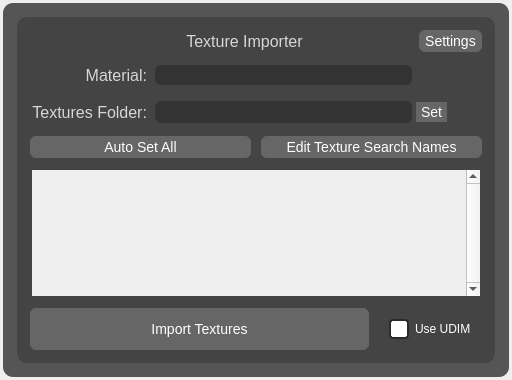
The window that QtDesigner/textureImporter.ui (AnthonyCuse/QuickMaterials) describes before a commit, drawn with Qt 5.
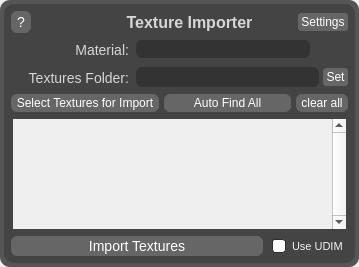
The same window after the commit. Icons and pictures are not drawn.

Diff of the .ui file:
```diff
--- a/QtDesigner/textureImporter.ui
+++ b/QtDesigner/textureImporter.ui
@@ -6,17 +6,14 @@
    <rect>
     <x>0</x>
     <y>0</y>
-    <width>512</width>
-    <height>380</height>
+    <width>359</width>
+    <height>267</height>
    </rect>
   </property>
   <property name="windowTitle">
    <string>Form</string>
   </property>
-  <layout class="QVBoxLayout" name="verticalLayout_2">
-   <property name="spacing">
-    <number>0</number>
-   </property>
+  <layout class="QGridLayout" name="gridLayout">
    <property name="leftMargin">
     <number>0</number>
    </property>
@@ -29,7 +26,10 @@
    <property name="bottomMargin">
     <number>0</number>
    </property>
-   <item>
+   <property name="spacing">
+    <number>0</number>
+   </property>
+   <item row="0" column="0">
     <widget class="QFrame" name="mainUIFrame">
      <property name="sizePolicy">
       <sizepolicy hsizetype="Expanding" vsizetype="MinimumExpanding">
@@ -57,8 +57,8 @@
     /* border-style: solid;  /* Border style can be solid, dashed, dotted, etc. */ 
 
     /* Padding and Margin */
-    padding:3px;  /* Inner space between the frame content and its border */ 
-    margin: 3px;  /* Outer space around the frame */ 
+    padding:0px;  /* Inner space between the frame content and its border */ 
+    margin: 0px;  /* Outer space around the frame */ 
     border-radius: 10px;  /* Rounded corners */
     
     /* Font */
@@ -86,7 +86,22 @@
 }
 </string>
      </property>
-     <layout class="QVBoxLayout" name="verticalLayout_3">
+     <layout class="QVBoxLayout" name="verticalLayout_2">
+      <property name="spacing">
+       <number>1</number>
+      </property>
+      <property name="leftMargin">
+       <number>2</number>
+      </property>
+      <property name="topMargin">
+       <number>2</number>
+      </property>
+      <property name="rightMargin">
+       <number>2</number>
+      </property>
+      <property name="bottomMargin">
+       <number>2</number>
+      </property>
       <item>
        <widget class="QFrame" name="textureImporterFrame">
         <property name="sizePolicy">
@@ -145,8 +160,62 @@
          <enum>QFrame::Raised</enum>
         </property>
         <layout class="QVBoxLayout" name="verticalLayout">
+         <property name="spacing">
+          <number>1</number>
+         </property>
+         <property name="leftMargin">
+          <number>3</number>
+         </property>
+         <property name="topMargin">
+          <number>3</number>
+         </property>
+         <property name="rightMargin">
+          <number>3</number>
+         </property>
+         <property name="bottomMargin">
+          <number>3</number>
+         </property>
          <item>
           <layout class="QHBoxLayout" name="horizontalLayout">
+           <item>
+            <widget class="QPushButton" name="textureImporterHowToUse">
+             <property name="sizePolicy">
+              <sizepolicy hsizetype="Fixed" vsizetype="Fixed">
+               <horstretch>0</horstretch>
+               <verstretch>0</verstretch>
+              </sizepolicy>
+             </property>
+             <property name="styleSheet">
+              <string notr="true">QPushButton {
+    font-family: 'Segoe UI';  /* Sets the font to Segoe UI */
+    font-size: 14px;  /* Adjust the font size as needed */
+    color: #ffffff;  /* White text color */
+    background-color: #666666;  /* Dark background color */
+    border: 2px solid #444444;  /* Optional border with dark grey color */
+    border-radius: 8px;  /* Rounded corners */
+    padding: 1px 6px;  /* Padding around the text */
+	height: 20px
+}
+
+QPushButton:hover {
+    background-color: #888888;  /* Slightly lighter background on hover */
+}
+
+QPushButton:pressed {
+    background-color: #1a1a1a;  /* Darker background when pressed */
+}
+QPushButton:disabled {
+    color: #cccccc;  /* Light grey text color to indicate disabled */
+    border: 1px solid #555555;  /* Optional border with dark grey color */
+    background-color: #4a4a4a;  /* Lighter grey background color for disabled state */
+    color: #666666;  /* White text color */
+}</string>
+             </property>
+             <property name="text">
+              <string>?</string>
+             </property>
+            </widget>
+           </item>
            <item>
             <spacer name="horizontalSpacer">
              <property name="orientation">
@@ -169,12 +238,15 @@
               <font>
                <family>Segoe UI</family>
                <pointsize>-1</pointsize>
+               <weight>75</weight>
+               <bold>true</bold>
               </font>
              </property>
              <property name="styleSheet">
               <string notr="true">QLabel {
     font-family: 'Segoe UI';  /* Sets the font to Segoe UI */
     font-size: 16px;  /* Adjust the font size as needed */
+    font-weight: bold;  /* Makes the text bold */
     color: #d6d6d6;  /* White text color */
     /*background-color: #555555;  /* Dark background color */
     border: 0px solid #555555;  /* Optional border with dark grey color */
@@ -215,13 +287,13 @@
              <property name="styleSheet">
               <string notr="true">QPushButton {
     font-family: 'Segoe UI';  /* Sets the font to Segoe UI */
-    font-size: 14px;  /* Adjust the font size as needed */
+    font-size: 12px;  /* Adjust the font size as needed */
     color: #ffffff;  /* White text color */
     background-color: #666666;  /* Dark background color */
     border: 2px solid #444444;  /* Optional border with dark grey color */
-    border-radius: 8px;  /* Rounded corners */
-    padding: 1px 6px;  /* Padding around the text */
-	height: 20px
+    border-radius: 5px;  /* Rounded corners */
+    padding: 2px 3px;  /* Padding around the text */
+
 }
 
 QPushButton:hover {
@@ -279,7 +351,7 @@
              <property name="styleSheet">
               <string notr="true">QLabel {
     font-family: 'Segoe UI';  /* Sets the font to Segoe UI */
-    font-size: 16px;  /* Adjust the font size as needed */
+    font-size: 14px;  /* Adjust the font size as needed */
     color: #d6d6d6;  /* White text color */
     /*background-color: #555555;  /* Dark background color */
     border: 0px solid #555555;  /* Optional border with dark grey color */
@@ -317,7 +389,7 @@
              <property name="styleSheet">
               <string notr="true">QComboBox {
     font-family: 'Segoe UI';
-    font-size: 14px;
+    font-size: 12px;
     color: #ffffff;
     background-color: #333333;  /* Matching background color with QPushButton */
     border-radius: 6px;
@@ -382,7 +454,7 @@
              </property>
              <property name="sizeHint" stdset="0">
               <size>
-               <width>70</width>
+               <width>38</width>
                <height>20</height>
               </size>
              </property>
@@ -427,7 +499,7 @@
              <property name="styleSheet">
               <string notr="true">QLabel {
     font-family: 'Segoe UI';  /* Sets the font to Segoe UI */
-    font-size: 16px;  /* Adjust the font size as needed */
+    font-size: 14px;  /* Adjust the font size as needed */
     color: #d6d6d6;  /* White text color */
     /*background-color: #555555;  /* Dark background color */
     border: 0px solid #555555;  /* Optional border with dark grey color */
@@ -471,12 +543,12 @@
              <property name="styleSheet">
               <string notr="true">QLineEdit {
     font-family: 'Segoe UI';
-    font-size: 14px;
+    font-size: 12px;
     color: #ffffff;
     background-color: #333333;  /* Retaining the original background color */
     border: 2px solid #444444;
     border-radius: 8px;
-    padding: 2px 10px;
+    padding: 2px 3px;
 }
 
 QLineEdit:hover {
@@ -495,7 +567,7 @@
     background-color: #444444;  /* Matching background color */
     border: 2px solid #444444;
     border-radius: 8px;
-    padding: 4px 10px;
+    padding: 4px 5px;
 }
 
 QLabel:hover {
@@ -518,12 +590,13 @@
              <property name="styleSheet">
               <string notr="true">QPushButton {
     font-family: 'Segoe UI';  /* Sets the font to Segoe UI */
-    font-size: 14px;  /* Adjust the font size as needed */
+    font-size: 12px;  /* Adjust the font size as needed */
     color: #ffffff;  /* White text color */
     background-color: #666666;  /* Dark background color */
     border: 2px solid #444444;  /* Optional border with dark grey color */
-    border-radius: 0px;  /* Rounded corners */
-    padding: 2px 5px;  /* Padding around the text */
+    border-radius: 5px;  /* Rounded corners */
+    padding: 2px 3px;  /* Padding around the text */
+
 }
 
 QPushButton:hover {
@@ -545,22 +618,6 @@
              </property>
             </widget>
            </item>
-           <item>
-            <spacer name="horizontalSpacer_16">
-             <property name="orientation">
-              <enum>Qt::Horizontal</enum>
-             </property>
-             <property name="sizeType">
-              <enum>QSizePolicy::Fixed</enum>
-             </property>
-             <property name="sizeHint" stdset="0">
-              <size>
-               <width>35</width>
-               <height>20</height>
-              </size>
-             </property>
-            </spacer>
-           </item>
           </layout>
          </item>
          <item>
@@ -585,12 +642,12 @@
              <property name="styleSheet">
               <string notr="true">QPushButton {
     font-family: 'Segoe UI';  /* Sets the font to Segoe UI */
-    font-size: 14px;  /* Adjust the font size as needed */
+    font-size: 12px;  /* Adjust the font size as needed */
     color: #ffffff;  /* White text color */
     background-color: #666666;  /* Dark background color */
     border: 2px solid #444444;  /* Optional border with dark grey color */
     border-radius: 8px;  /* Rounded corners */
-    padding: 3px 0px;  /* Padding around the text */
+    padding: 2px 5px;  /* Padding around the text */
 
 }
 
@@ -609,7 +666,7 @@
 }</string>
              </property>
              <property name="text">
-              <string>Auto Set All</string>
+              <string>Select Textures for Import</string>
              </property>
             </widget>
            </item>
@@ -630,12 +687,12 @@
              <property name="styleSheet">
               <string notr="true">QPushButton {
     font-family: 'Segoe UI';  /* Sets the font to Segoe UI */
-    font-size: 14px;  /* Adjust the font size as needed */
+    font-size: 12px;  /* Adjust the font size as needed */
     color: #ffffff;  /* White text color */
     background-color: #666666;  /* Dark background color */
     border: 2px solid #444444;  /* Optional border with dark grey color */
     border-radius: 8px;  /* Rounded corners */
-    padding: 3px 0px;  /* Padding around the text */
+    padding: 2px 5px;  /* Padding around the text */
 
 }
 
@@ -654,7 +711,52 @@
 }</string>
              </property>
              <property name="text">
-              <string>Edit Texture Search Names</string>
+              <string>Auto Find All</string>
+             </property>
+            </widget>
+           </item>
+           <item>
+            <widget class="QPushButton" name="clearAllButton">
+             <property name="sizePolicy">
+              <sizepolicy hsizetype="Fixed" vsizetype="Fixed">
+               <horstretch>0</horstretch>
+               <verstretch>0</verstretch>
+              </sizepolicy>
+             </property>
+             <property name="font">
+              <font>
+               <family>Segoe UI</family>
+               <pointsize>-1</pointsize>
+              </font>
+             </property>
+             <property name="styleSheet">
+              <string notr="true">QPushButton {
+    font-family: 'Segoe UI';  /* Sets the font to Segoe UI */
+    font-size: 12px;  /* Adjust the font size as needed */
+    color: #ffffff;  /* White text color */
+    background-color: #666666;  /* Dark background color */
+    border: 2px solid #444444;  /* Optional border with dark grey color */
+    border-radius: 8px;  /* Rounded corners */
+    padding: 2px 5px;  /* Padding around the text */
+
+}
+
+QPushButton:hover {
+    background-color: #888888;  /* Slightly lighter background on hover */
+}
+
+QPushButton:pressed {
+    background-color: #1a1a1a;  /* Darker background when pressed */
+}
+QPushButton:disabled {
+    color: #cccccc;  /* Light grey text color to indicate disabled */
+    border: 1px solid #555555;  /* Optional border with dark grey color */
+    background-color: #4a4a4a;  /* Lighter grey background color for disabled state */
+    color: #666666;  /* White text color */
+}</string>
+             </property>
+             <property name="text">
+              <string>clear all</string>
              </property>
             </widget>
            </item>
@@ -673,8 +775,8 @@
              <rect>
               <x>0</x>
               <y>0</y>
-              <width>431</width>
-              <height>105</height>
+              <width>316</width>
+              <height>92</height>
              </rect>
             </property>
             <layout class="QVBoxLayout" name="verticalLayout_6"/>
@@ -699,8 +801,8 @@
     background-color: #666666;  /* Dark background color */
     border: 2px solid #444444;  /* Optional border with dark grey color */
     border-radius: 8px;  /* Rounded corners */
-    padding: 6px 12px;  /* Padding around the text */
-	height: 30px
+    padding: 2px 5px;  /* Padding around the text */
+
 }
 
 QPushButton:hover {
@@ -735,64 +837,53 @@
              </property>
              <property name="styleSheet">
               <string notr="true">QCheckBox {
-    font-family: 'Segoe UI';  /* Sets the font to Segoe UI */
-    font-size: 12px;  /* Adjust the font size as needed */
-    color: #ffffff;  /* White text color */
-    background-color: #444444;  /* Dark background color */
-    border: 0px solid #444444;  /* Optional border with dark grey color */
-    border-radius: 8px;  /* Rounded corners */
-    padding: 6px 12px;  /* Padding around the text */
+    font-family: 'Segoe UI';
+    font-size: 11px;              /* Slightly smaller text */
+    color: #f2f2f2;
+    background-color: #444444;
+    border: none;
+    border-radius: 6px;           /* Softer, smaller rounding */
+    padding: 2px 6px;             /* Less padding = tighter fit */
+    margin: 1px 0;                /* Small vertical margin */
 }
 
 QCheckBox::indicator {
-    width: 16px;  /* Width of the checkbox indicator */
-    height: 16px;  /* Height of the checkbox indicator */
-    border: 2px solid #444444;  /* Dark grey border color when unchecked */
-    border-radius: 4px;  /* Rounded corners for the checkbox indicator */
-    background-color: #2b2b2b;  /* Darker grey background when unchecked */
+    width: 12px;                  /* Smaller checkbox */
+    height: 12px;
+    border: 1px solid #444444;
+    border-radius: 3px;
+    background-color: #2b2b2b;
 }
 
 QCheckBox::indicator:checked {
-    background-color: #ffffff;  /* White background when checked */
-    border: 2px solid #2b2b2b;  /* White border when checked */
+    background-color: #ffffff;
+    border: 1px solid #2b2b2b;
 }
 
 QCheckBox::indicator:unchecked {
-    background-color: #2b2b2b;  /* Darker grey background when unchecked */
-    border: 2px solid #444444;  /* Dark grey border when unchecked */
+    background-color: #2b2b2b;
+    border: 1px solid #444444;
 }
 
-QCheckBox::indicator:checked:pressed {
-    background-color: #ffffff;  /* White background when pressed */
-    border: 2px solid #ffffff;  /* White border when pressed */
-}
-
-QCheckBox::indicator:checked:hover {
-    background-color: #ffffff;  /* White background when hovered */
-    border: 2px solid #ffffff;  /* White border when hovered */
-}
-
-QCheckBox::indicator:unchecked:pressed {
-    background-color: #ffffff;  /* White background when pressed */
-    border: 2px solid #ffffff;  /* White border when pressed */
-}
-
+QCheckBox::indicator:checked:hover,
 QCheckBox::indicator:unchecked:hover {
     background-color: #555555;  /* Grey background when hovered */
     border: 2px solid #ffffff;  /* White border when hovered */
 }
 
-/* Disabled state for the checkbox */
+QCheckBox::indicator:checked:pressed,
+QCheckBox::indicator:unchecked:pressed {
+    background-color: #ffffff;
+    border: 1px solid #ffffff;
+}
+
+/* Disabled state */
 QCheckBox:disabled {
-    font-size: 12px;  /* Adjust the font size as needed */
-    color: #333333;  /* White text color */
-    font-size: 12px;  /* Adjust the font size as needed */
-    background-color: #444444;  /* Dark background color */
-    border: 0px solid #444444;  /* Optional border with dark grey color */
-    border-radius: 8px;  /* Rounded corners */
-    padding: 6px 12px;  /* Padding around the text */
+    color: #666666;
+    background-color: #3a3a3a;
+    border-radius: 6px;
+    padding: 2px 6px;
 }
-
 </string>
              </property>
              <property name="text">
```
Left out of the diff: 35 changed lines with no effect on the pictures.
